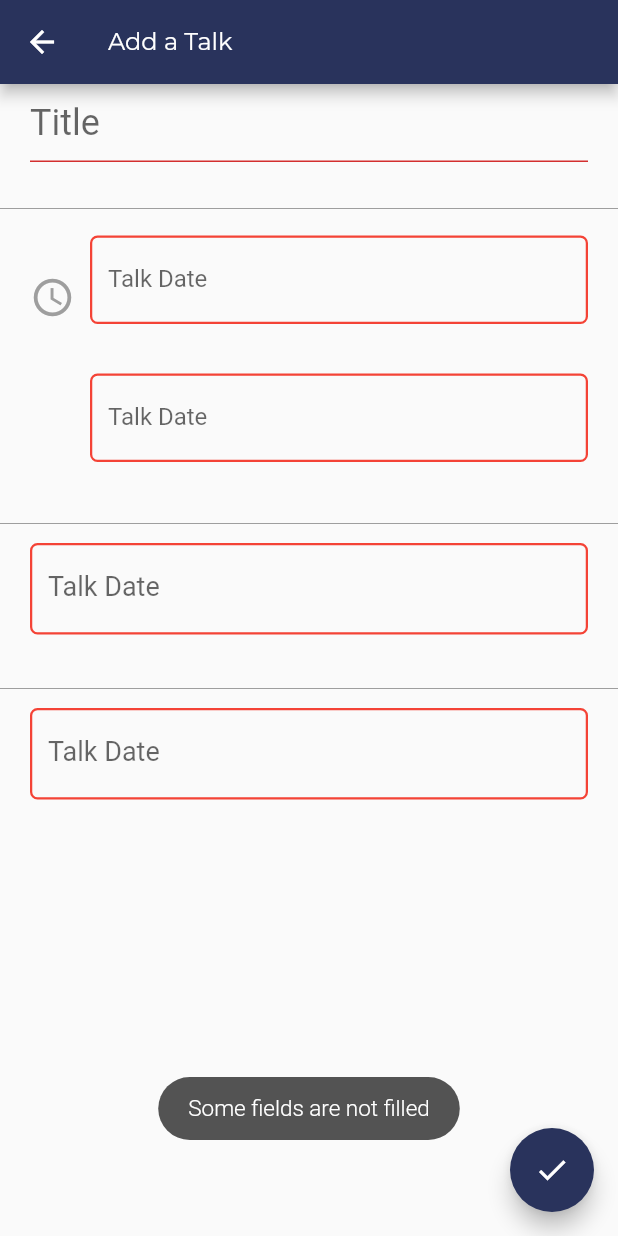
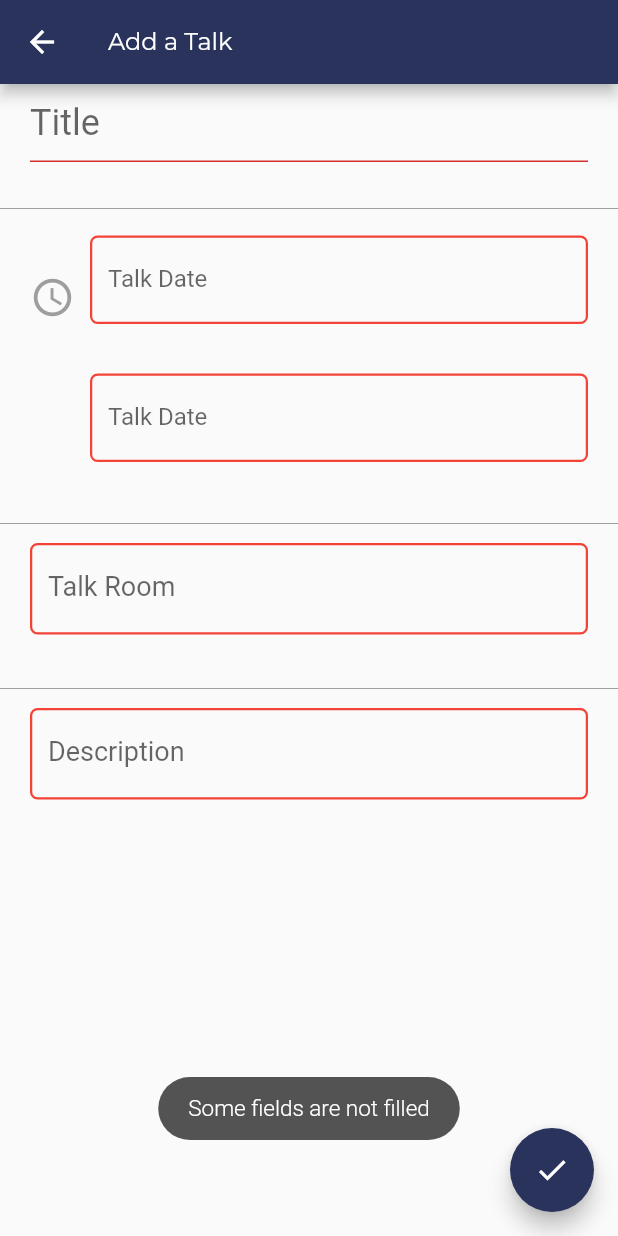
Before and after one commit to FEUP-ESOF-2020-21/open-cx-t4g1-grupo-1, a Flutter app: the AddTalk screen opened by its route, after a tap on the "done" icon, on a phone screen of 412 x 824 dp. Run offline on Flutter 3.47's test engine with Material 2 defaults, Android fonts, the phone set to English and light mode, and no system bars; our stand-ins replace cloud_firestore, firebase_core, firebase_storage, toast; missing offline and left inert: dart:ffi; accounts and stored records are empty.

```diff
--- a/adov_flutter/lib/database.dart
+++ b/adov_flutter/lib/database.dart
@@ -2,6 +2,7 @@
 import 'package:cloud_firestore/cloud_firestore.dart';
 import 'models/talk.dart';
 import 'package:flutter/material.dart';
+import 'package:firebase_storage/firebase_storage.dart' as firebase_storage;
 
 final collectionReference = FirebaseFirestore.instance.collection('talks');
 
--- a/adov_flutter/lib/screens/add_talk/add_talk.dart
+++ b/adov_flutter/lib/screens/add_talk/add_talk.dart
@@ -84,7 +84,7 @@ class AddTalkFormState extends State<AddTalk> {
                                 padding: EdgeInsets.symmetric(horizontal: 5)),
                             Expanded(
                               child: DateTimeField(
-                                decoration: CustomInputDecorator.decorator(),
+                                decoration: CustomInputDecorator.decorator("Talk Date"),
                                 format: DateFormat("dd/MM/yyyy"),
                                 validator: (date) {
                                   return (date == null) ? "" : null;
@@ -113,7 +113,7 @@ class AddTalkFormState extends State<AddTalk> {
                                 padding: EdgeInsets.symmetric(horizontal: 20)),
                             Expanded(
                               child: DateTimeField(
-                                decoration: CustomInputDecorator.decorator(),
+                                decoration: CustomInputDecorator.decorator("Talk Date"),
                                 format: DateFormat("HH:mm"),
                                 validator: (time) {
                                   return (time == null) ? "" : null;
@@ -144,7 +144,7 @@ class AddTalkFormState extends State<AddTalk> {
                     style: TextStyle(
                       fontSize: 18.0,
                     ),
-                    decoration: CustomInputDecorator.decorator(),
+                    decoration: CustomInputDecorator.decorator("Talk Room"),
                     validator: (value) {
                       return (value.isEmpty) ? '' : null;
                     },
@@ -161,7 +161,7 @@ class AddTalkFormState extends State<AddTalk> {
                     style: TextStyle(
                       fontSize: 18.0,
                     ),
-                    decoration: CustomInputDecorator.decorator(),
+                    decoration: CustomInputDecorator.decorator("Description"),
                     validator: (value) {
                       return (value.isEmpty) ? '' : null;
                     },
@@ -177,10 +177,11 @@ class AddTalkFormState extends State<AddTalk> {
           if (_formKey.currentState.validate()) {
             // If the form is valid, display a Snackbar.
             final snackBar =
-                SnackBar(content: Text("Adding Talk - not implemented"));
+                SnackBar(content: Text("Adding Talk..."));
             FocusScope.of(context).unfocus();
             _scaffoldKey.currentState.showSnackBar(snackBar);
             _addTalk();
+            Navigator.pop(context);
           } else {
             Toast.show("Some fields are not filled", context);
           }
--- a/adov_flutter/lib/style.dart
+++ b/adov_flutter/lib/style.dart
@@ -39,7 +39,7 @@ class ComponentBoxStyle {
 }
 
 class CustomInputDecorator extends InputDecoration {
-  static InputDecoration decorator() {
+  static InputDecoration decorator(String label) {
     return InputDecoration(
       focusedErrorBorder: OutlineInputBorder(
         borderRadius: BorderRadius.circular(5.0),
@@ -48,7 +48,7 @@ class CustomInputDecorator extends InputDecoration {
           width: 1.5,
         ),
       ),
-      labelText: "Talk Date",
+      labelText: label,
       fillColor: Colors.white,
       focusedBorder: OutlineInputBorder(
         borderRadius: BorderRadius.circular(5.0),
--- a/adov_flutter/pubspec.yaml
+++ b/adov_flutter/pubspec.yaml
@@ -27,6 +27,7 @@ dependencies:
   toast: ^0.1.5
   flutter_datetime_picker: ^1.4.0
   cloud_firestore: "^0.14.3"
+  firebase_storage: ^5.0.1
 
 
   # The following adds the Cupertino Icons font to your application.
```
